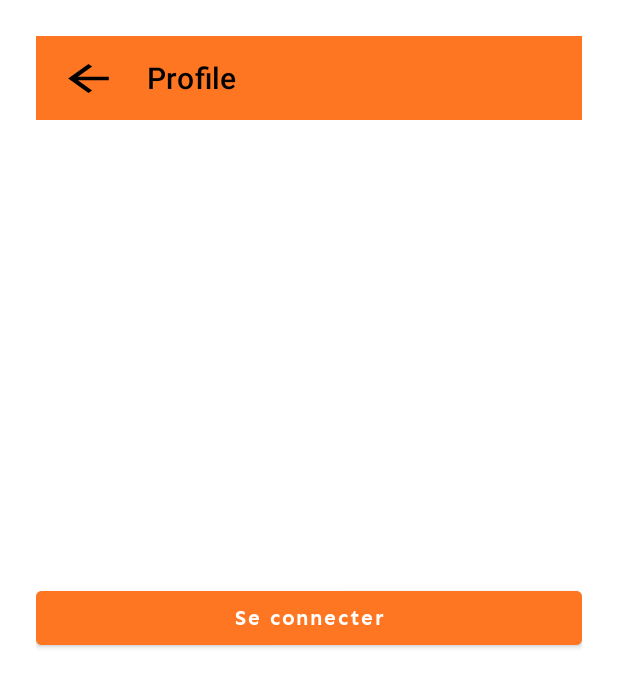
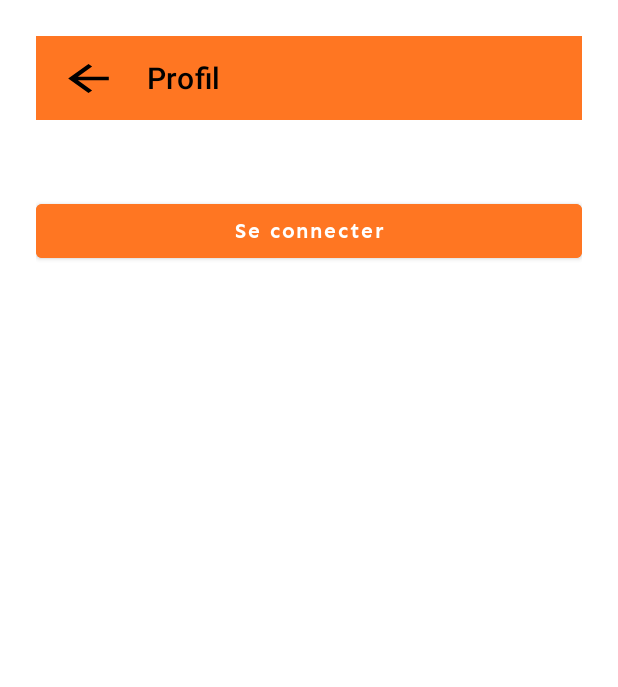
Before and after one commit to JosueAhobade/goevent, an Android app built with Jetpack Compose: the Profile screen opened directly, with no data from a screen before it, on a phone screen of 412 x 824 dp. Shown: the top 687 px of the screen. Run offline under Robolectric (Android 15) with nearby library versions, the phone set to English and light mode, and no system bars.

Commit message:
Peaufinement du profil utilisateur!!

```diff
--- a/app/src/main/java/com/example/goevent/auth/Profile.kt
+++ b/app/src/main/java/com/example/goevent/auth/Profile.kt
@@ -1,30 +1,50 @@
 package com.example.goevent.auth
 
+import android.content.Context
 import android.content.Intent
 import android.os.Bundle
 import android.view.View
 import android.widget.Button
 import android.widget.LinearLayout
+import android.widget.TextView
 import androidx.appcompat.app.AppCompatActivity
 import com.example.goevent.R
 
 class Profile: AppCompatActivity() {
+
+    private lateinit var userInfoLayout: LinearLayout
+    private lateinit var userNameText: TextView
+    private lateinit var userEmailText: TextView
+
     override fun onCreate(savedInstanceState: Bundle?) {
         super.onCreate(savedInstanceState)
 
         setContentView(R.layout.profile)
-        val isLoggedIn = false // à remplacer par ta future logique de session
 
         val userLayout = findViewById<LinearLayout>(R.id.user_info_layout)
         val loginButton = findViewById<Button>(R.id.login_button)
 
-        if (isLoggedIn) {
-            userLayout.visibility = View.VISIBLE
+        userInfoLayout = findViewById(R.id.user_info_layout)
+        userNameText = findViewById(R.id.user_name)
+        userEmailText = findViewById(R.id.user_email)
+
+        // Exemple de stockage local avec SharedPreferences
+        val sharedPref = getSharedPreferences("user_session", Context.MODE_PRIVATE)
+        val username = sharedPref.getString("username", null)
+        val email = sharedPref.getString("email", null)
+
+        if (username != null && email != null) {
+            // L'utilisateur est connecté, afficher les infos
+            userInfoLayout.visibility = View.VISIBLE
             loginButton.visibility = View.GONE
+            userNameText.text = "Nom : $username"
+            userEmailText.text = "Email : $email"
         } else {
-            userLayout.visibility = View.GONE
+            // L'utilisateur n'est pas connecté
+            userInfoLayout.visibility = View.GONE
             loginButton.visibility = View.VISIBLE
         }
+
 
         loginButton.setOnClickListener {
             val intent = Intent(this, Signin::class.java)
--- a/app/src/main/java/com/example/goevent/auth/Signin.kt
+++ b/app/src/main/java/com/example/goevent/auth/Signin.kt
@@ -1,6 +1,7 @@
 package com.example.goevent.auth
 
 import android.annotation.SuppressLint
+import android.content.Context
 import android.content.Intent
 import android.os.Bundle
 import android.os.PersistableBundle
@@ -46,7 +47,14 @@ class Signin: AppCompatActivity() {
                 BackendClient.instance.login(userLogin).enqueue(object : Callback<UserResponse> {
                     override fun onResponse(call: Call<UserResponse>, response: Response<UserResponse>) {
                         if (response.isSuccessful) {
+
                             val userResponse = response.body()
+
+                            val editor = getSharedPreferences("user_session", Context.MODE_PRIVATE).edit()
+                            editor.putString("username", userResponse?.username)
+                            editor.putString("email", userResponse?.email)
+                            editor.apply()
+
                             Toast.makeText(this@Signin, "Bienvenue ${userResponse?.username}", Toast.LENGTH_LONG).show()
 
                             // Redirige vers HomeActivity ou une autre
--- a/app/src/main/res/layout/profile.xml
+++ b/app/src/main/res/layout/profile.xml
@@ -1,7 +1,8 @@
+<!-- Remplace ton code par celui-ci ou adapte-le si nécessaire -->
 <RelativeLayout xmlns:android="http://schemas.android.com/apk/res/android"
+    xmlns:app="http://schemas.android.com/apk/res-auto"
     android:layout_width="match_parent"
     android:layout_height="match_parent"
-    xmlns:app="http://schemas.android.com/apk/res-auto"
     android:padding="24dp"
     android:background="@color/white">
 
@@ -13,12 +14,14 @@
         android:minHeight="?attr/actionBarSize"
         android:theme="@style/ThemeOverlay.AppCompat.Dark.ActionBar"
         app:navigationIcon="@drawable/ic_arrow_back_foreground"
-        app:title="Profile"
+        app:title="Profil"
         app:titleTextColor="@android:color/black" />
 
     <!-- Layout Infos Utilisateur -->
     <LinearLayout
         android:id="@+id/user_info_layout"
+        android:layout_below="@id/toolbar"
+        android:layout_marginTop="24dp"
         android:layout_width="match_parent"
         android:layout_height="wrap_content"
         android:orientation="vertical"
@@ -28,7 +31,7 @@
             android:id="@+id/user_name"
             android:layout_width="wrap_content"
             android:layout_height="wrap_content"
-            android:text="Nom : John Doe"
+            android:text="Nom : "
             android:textColor="@color/black"
             android:textSize="18sp"
             android:fontFamily="@font/sen_bold" />
@@ -37,23 +40,24 @@
             android:id="@+id/user_email"
             android:layout_width="wrap_content"
             android:layout_height="wrap_content"
-            android:text="Email : john.doe@email.com"
+            android:text="Email : "
             android:textColor="@color/black"
-            android:textSize="16sp" />
-
-        <!-- Tu peux ajouter plus de détails ici -->
+            android:textSize="16sp"
+            android:fontFamily="@font/sen_regular" />
     </LinearLayout>
 
     <!-- Bouton Se Connecter -->
     <Button
         android:id="@+id/login_button"
+        android:layout_below="@id/toolbar"
+        android:layout_marginTop="50dp"
         android:layout_width="match_parent"
         android:layout_height="wrap_content"
         android:text="Se connecter"
-        android:layout_centerInParent="true"
         android:backgroundTint="@color/orange"
         android:textColor="@color/white"
         android:textAllCaps="false"
-        android:fontFamily="@font/sen_bold" />
+        android:fontFamily="@font/sen_bold"
+        android:visibility="visible" />
 
 </RelativeLayout>
```
